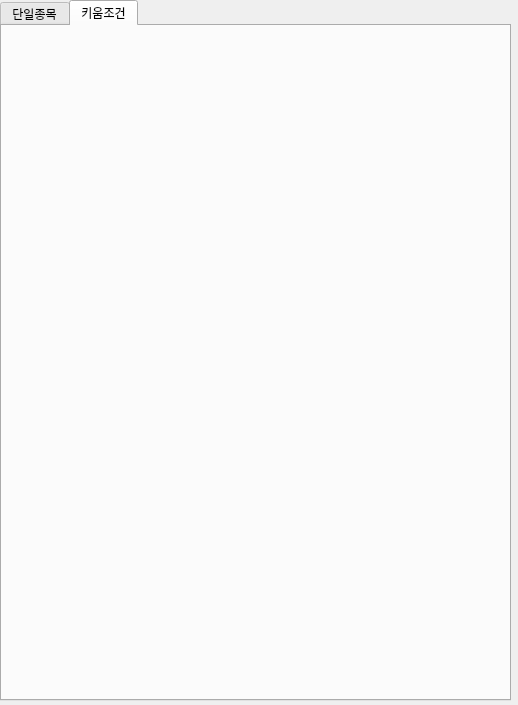
Qt form register_condition_dao.ui (songxuanqing/PAT) before a commit.
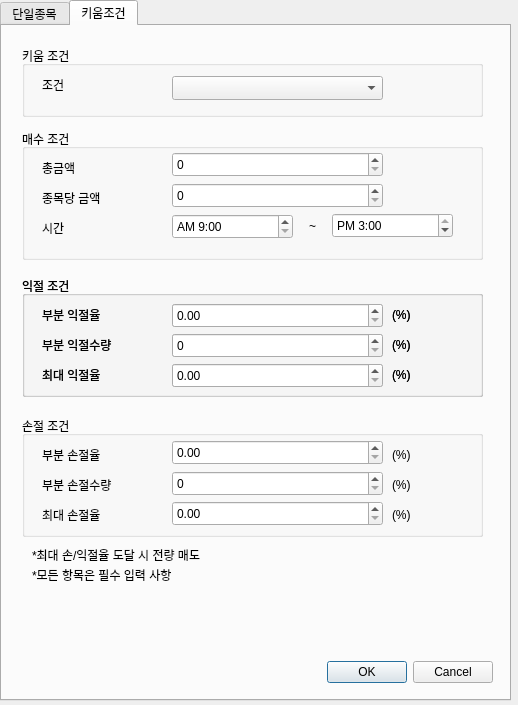
The same form after that commit. The open tabs and pages were chosen to show the change.

Commit message: update start Kiwoom open api installation

```diff
--- a/register_condition_dao.ui
+++ b/register_condition_dao.ui
@@ -566,6 +566,623 @@
     <attribute name="title">
      <string>키움조건</string>
     </attribute>
+    <widget class="QDialogButtonBox" name="bts_twoConditionKW">
+     <property name="geometry">
+      <rect>
+       <x>150</x>
+       <y>630</y>
+       <width>341</width>
+       <height>32</height>
+      </rect>
+     </property>
+     <property name="orientation">
+      <enum>Qt::Horizontal</enum>
+     </property>
+     <property name="standardButtons">
+      <set>QDialogButtonBox::Cancel|QDialogButtonBox::Ok</set>
+     </property>
+    </widget>
+    <widget class="QGroupBox" name="groupBox_5">
+     <property name="geometry">
+      <rect>
+       <x>20</x>
+       <y>20</y>
+       <width>461</width>
+       <height>71</height>
+      </rect>
+     </property>
+     <property name="title">
+      <string>키움 조건</string>
+     </property>
+     <widget class="QLabel" name="label_19">
+      <property name="geometry">
+       <rect>
+        <x>20</x>
+        <y>30</y>
+        <width>51</width>
+        <height>18</height>
+       </rect>
+      </property>
+      <property name="text">
+       <string>조건</string>
+      </property>
+     </widget>
+     <widget class="QComboBox" name="cb_conditionListKW">
+      <property name="geometry">
+       <rect>
+        <x>150</x>
+        <y>30</y>
+        <width>211</width>
+        <height>24</height>
+       </rect>
+      </property>
+     </widget>
+    </widget>
+    <widget class="QGroupBox" name="groupBox_6">
+     <property name="geometry">
+      <rect>
+       <x>20</x>
+       <y>103</y>
+       <width>461</width>
+       <height>131</height>
+      </rect>
+     </property>
+     <property name="title">
+      <string>매수 조건</string>
+     </property>
+     <widget class="QLabel" name="label_23">
+      <property name="geometry">
+       <rect>
+        <x>20</x>
+        <y>60</y>
+        <width>101</width>
+        <height>18</height>
+       </rect>
+      </property>
+      <property name="text">
+       <string>종목당 금액</string>
+      </property>
+     </widget>
+     <widget class="QLabel" name="label_24">
+      <property name="geometry">
+       <rect>
+        <x>20</x>
+        <y>30</y>
+        <width>77</width>
+        <height>18</height>
+       </rect>
+      </property>
+      <property name="text">
+       <string>총금액</string>
+      </property>
+     </widget>
+     <widget class="QLabel" name="label_25">
+      <property name="geometry">
+       <rect>
+        <x>20</x>
+        <y>90</y>
+        <width>77</width>
+        <height>18</height>
+       </rect>
+      </property>
+      <property name="text">
+       <string>시간</string>
+      </property>
+     </widget>
+     <widget class="QDateTimeEdit" name="et_buyStartTimeKW">
+      <property name="geometry">
+       <rect>
+        <x>150</x>
+        <y>85</y>
+        <width>121</width>
+        <height>25</height>
+       </rect>
+      </property>
+      <property name="date">
+       <date>
+        <year>1999</year>
+        <month>1</month>
+        <day>1</day>
+       </date>
+      </property>
+      <property name="time">
+       <time>
+        <hour>9</hour>
+        <minute>0</minute>
+        <second>0</second>
+       </time>
+      </property>
+      <property name="displayFormat">
+       <string>AP h:mm</string>
+      </property>
+     </widget>
+     <widget class="QDateTimeEdit" name="et_buyEndTimeKW">
+      <property name="geometry">
+       <rect>
+        <x>310</x>
+        <y>84</y>
+        <width>121</width>
+        <height>25</height>
+       </rect>
+      </property>
+      <property name="date">
+       <date>
+        <year>1999</year>
+        <month>1</month>
+        <day>1</day>
+       </date>
+      </property>
+      <property name="time">
+       <time>
+        <hour>15</hour>
+        <minute>0</minute>
+        <second>0</second>
+       </time>
+      </property>
+      <property name="minimumDateTime">
+       <datetime>
+        <hour>0</hour>
+        <minute>0</minute>
+        <second>0</second>
+        <year>1999</year>
+        <month>1</month>
+        <day>1</day>
+       </datetime>
+      </property>
+      <property name="displayFormat">
+       <string>AP h:mm</string>
+      </property>
+     </widget>
+     <widget class="QLabel" name="label_26">
+      <property name="geometry">
+       <rect>
+        <x>287</x>
+        <y>88</y>
+        <width>21</width>
+        <height>18</height>
+       </rect>
+      </property>
+      <property name="text">
+       <string>~</string>
+      </property>
+     </widget>
+     <widget class="QSpinBox" name="et_totalBuyAmountKW">
+      <property name="geometry">
+       <rect>
+        <x>150</x>
+        <y>23</y>
+        <width>211</width>
+        <height>25</height>
+       </rect>
+      </property>
+      <property name="maximum">
+       <number>1000000000</number>
+      </property>
+     </widget>
+     <widget class="QSpinBox" name="et_buyAmoutPerCodeKW">
+      <property name="geometry">
+       <rect>
+        <x>150</x>
+        <y>54</y>
+        <width>211</width>
+        <height>25</height>
+       </rect>
+      </property>
+      <property name="maximum">
+       <number>1000000000</number>
+      </property>
+      <property name="singleStep">
+       <number>1</number>
+      </property>
+     </widget>
+    </widget>
+    <widget class="QGroupBox" name="groupBox_7">
+     <property name="geometry">
+      <rect>
+       <x>20</x>
+       <y>250</y>
+       <width>461</width>
+       <height>121</height>
+      </rect>
+     </property>
+     <property name="title">
+      <string>익절 조건</string>
+     </property>
+     <widget class="QLabel" name="label_27">
+      <property name="geometry">
+       <rect>
+        <x>20</x>
+        <y>60</y>
+        <width>121</width>
+        <height>18</height>
+       </rect>
+      </property>
+      <property name="text">
+       <string>부분 익절수량</string>
+      </property>
+     </widget>
+     <widget class="QLabel" name="label_28">
+      <property name="geometry">
+       <rect>
+        <x>20</x>
+        <y>30</y>
+        <width>101</width>
+        <height>18</height>
+       </rect>
+      </property>
+      <property name="text">
+       <string>부분 익절율</string>
+      </property>
+     </widget>
+     <widget class="QLabel" name="label_29">
+      <property name="geometry">
+       <rect>
+        <x>20</x>
+        <y>90</y>
+        <width>101</width>
+        <height>18</height>
+       </rect>
+      </property>
+      <property name="text">
+       <string>최대 익절율</string>
+      </property>
+     </widget>
+     <widget class="QLabel" name="label_30">
+      <property name="geometry">
+       <rect>
+        <x>370</x>
+        <y>90</y>
+        <width>41</width>
+        <height>18</height>
+       </rect>
+      </property>
+      <property name="text">
+       <string>(%)</string>
+      </property>
+     </widget>
+     <widget class="QLabel" name="label_31">
+      <property name="geometry">
+       <rect>
+        <x>370</x>
+        <y>60</y>
+        <width>41</width>
+        <height>18</height>
+       </rect>
+      </property>
+      <property name="text">
+       <string>(%)</string>
+      </property>
+     </widget>
+     <widget class="QLabel" name="label_32">
+      <property name="geometry">
+       <rect>
+        <x>370</x>
+        <y>30</y>
+        <width>41</width>
+        <height>18</height>
+       </rect>
+      </property>
+      <property name="text">
+       <string>(%)</string>
+      </property>
+     </widget>
+     <widget class="QDoubleSpinBox" name="et_profitRateKW">
+      <property name="geometry">
+       <rect>
+        <x>150</x>
+        <y>27</y>
+        <width>211</width>
+        <height>25</height>
+       </rect>
+      </property>
+     </widget>
+     <widget class="QDoubleSpinBox" name="et_maxProfitRateKW">
+      <property name="geometry">
+       <rect>
+        <x>150</x>
+        <y>87</y>
+        <width>211</width>
+        <height>25</height>
+       </rect>
+      </property>
+     </widget>
+     <widget class="QSpinBox" name="et_profitRateVolumeKW">
+      <property name="geometry">
+       <rect>
+        <x>150</x>
+        <y>57</y>
+        <width>211</width>
+        <height>25</height>
+       </rect>
+      </property>
+      <property name="maximum">
+       <number>100</number>
+      </property>
+      <property name="singleStep">
+       <number>10</number>
+      </property>
+     </widget>
+     <widget class="QGroupBox" name="groupBox_9">
+      <property name="geometry">
+       <rect>
+        <x>0</x>
+        <y>0</y>
+        <width>461</width>
+        <height>121</height>
+       </rect>
+      </property>
+      <property name="title">
+       <string>익절 조건</string>
+      </property>
+      <widget class="QLabel" name="label_41">
+       <property name="geometry">
+        <rect>
+         <x>20</x>
+         <y>60</y>
+         <width>121</width>
+         <height>18</height>
+        </rect>
+       </property>
+       <property name="text">
+        <string>부분 익절수량</string>
+       </property>
+      </widget>
+      <widget class="QLabel" name="label_42">
+       <property name="geometry">
+        <rect>
+         <x>20</x>
+         <y>30</y>
+         <width>101</width>
+         <height>18</height>
+        </rect>
+       </property>
+       <property name="text">
+        <string>부분 익절율</string>
+       </property>
+      </widget>
+      <widget class="QLabel" name="label_43">
+       <property name="geometry">
+        <rect>
+         <x>20</x>
+         <y>90</y>
+         <width>101</width>
+         <height>18</height>
+        </rect>
+       </property>
+       <property name="text">
+        <string>최대 익절율</string>
+       </property>
+      </widget>
+      <widget class="QLabel" name="label_44">
+       <property name="geometry">
+        <rect>
+         <x>370</x>
+         <y>90</y>
+         <width>41</width>
+         <height>18</height>
+        </rect>
+       </property>
+       <property name="text">
+        <string>(%)</string>
+       </property>
+      </widget>
+      <widget class="QLabel" name="label_45">
+       <property name="geometry">
+        <rect>
+         <x>370</x>
+         <y>60</y>
+         <width>41</width>
+         <height>18</height>
+        </rect>
+       </property>
+       <property name="text">
+        <string>(%)</string>
+       </property>
+      </widget>
+      <widget class="QLabel" name="label_46">
+       <property name="geometry">
+        <rect>
+         <x>370</x>
+         <y>30</y>
+         <width>41</width>
+         <height>18</height>
+        </rect>
+       </property>
+       <property name="text">
+        <string>(%)</string>
+       </property>
+      </widget>
+      <widget class="QDoubleSpinBox" name="et_profitRateKW_2">
+       <property name="geometry">
+        <rect>
+         <x>150</x>
+         <y>27</y>
+         <width>211</width>
+         <height>25</height>
+        </rect>
+       </property>
+      </widget>
+      <widget class="QDoubleSpinBox" name="et_maxProfitRateKW_2">
+       <property name="geometry">
+        <rect>
+         <x>150</x>
+         <y>87</y>
+         <width>211</width>
+         <height>25</height>
+        </rect>
+       </property>
+      </widget>
+      <widget class="QSpinBox" name="et_profitRateVolumeKW_2">
+       <property name="geometry">
+        <rect>
+         <x>150</x>
+         <y>57</y>
+         <width>211</width>
+         <height>25</height>
+        </rect>
+       </property>
+       <property name="maximum">
+        <number>100</number>
+       </property>
+       <property name="singleStep">
+        <number>10</number>
+       </property>
+      </widget>
+     </widget>
+    </widget>
+    <widget class="QGroupBox" name="groupBox_8">
+     <property name="geometry">
+      <rect>
+       <x>20</x>
+       <y>390</y>
+       <width>461</width>
+       <height>121</height>
+      </rect>
+     </property>
+     <property name="title">
+      <string>손절 조건</string>
+     </property>
+     <widget class="QLabel" name="label_33">
+      <property name="geometry">
+       <rect>
+        <x>20</x>
+        <y>60</y>
+        <width>121</width>
+        <height>18</height>
+       </rect>
+      </property>
+      <property name="text">
+       <string>부분 손절수량</string>
+      </property>
+     </widget>
+     <widget class="QLabel" name="label_34">
+      <property name="geometry">
+       <rect>
+        <x>20</x>
+        <y>30</y>
+        <width>101</width>
+        <height>18</height>
+       </rect>
+      </property>
+      <property name="text">
+       <string>부분 손절율</string>
+      </property>
+     </widget>
+     <widget class="QLabel" name="label_35">
+      <property name="geometry">
+       <rect>
+        <x>20</x>
+        <y>90</y>
+        <width>101</width>
+        <height>18</height>
+       </rect>
+      </property>
+      <property name="text">
+       <string>최대 손절율</string>
+      </property>
+     </widget>
+     <widget class="QLabel" name="label_36">
+      <property name="geometry">
+       <rect>
+        <x>370</x>
+        <y>90</y>
+        <width>41</width>
+        <height>18</height>
+       </rect>
+      </property>
+      <property name="text">
+       <string>(%)</string>
+      </property>
+     </widget>
+     <widget class="QLabel" name="label_37">
+      <property name="geometry">
+       <rect>
+        <x>370</x>
+        <y>60</y>
+        <width>41</width>
+        <height>18</height>
+       </rect>
+      </property>
+      <property name="text">
+       <string>(%)</string>
+      </property>
+     </widget>
+     <widget class="QLabel" name="label_38">
+      <property name="geometry">
+       <rect>
+        <x>370</x>
+        <y>30</y>
+        <width>41</width>
+        <height>18</height>
+       </rect>
+      </property>
+      <property name="text">
+       <string>(%)</string>
+      </property>
+     </widget>
+     <widget class="QDoubleSpinBox" name="et_lossRateKW">
+      <property name="geometry">
+       <rect>
+        <x>150</x>
+        <y>24</y>
+        <width>211</width>
+        <height>25</height>
+       </rect>
+      </property>
+     </widget>
+     <widget class="QDoubleSpinBox" name="et_maxLossRateKW">
+      <property name="geometry">
+       <rect>
+        <x>150</x>
+        <y>85</y>
+        <width>211</width>
+        <height>25</height>
+       </rect>
+      </property>
+     </widget>
+     <widget class="QSpinBox" name="et_lossRateVolumeKW">
+      <property name="geometry">
+       <rect>
+        <x>150</x>
+        <y>55</y>
+        <width>211</width>
+        <height>25</height>
+       </rect>
+      </property>
+      <property name="maximum">
+       <number>100</number>
+      </property>
+      <property name="singleStep">
+       <number>10</number>
+      </property>
+     </widget>
+    </widget>
+    <widget class="QLabel" name="label_39">
+     <property name="geometry">
+      <rect>
+       <x>30</x>
+       <y>520</y>
+       <width>291</width>
+       <height>18</height>
+      </rect>
+     </property>
+     <property name="text">
+      <string>*최대 손/익절율 도달 시 전량 매도</string>
+     </property>
+    </widget>
+    <widget class="QLabel" name="label_40">
+     <property name="geometry">
+      <rect>
+       <x>30</x>
+       <y>540</y>
+       <width>441</width>
+       <height>18</height>
+      </rect>
+     </property>
+     <property name="text">
+      <string>*모든 항목은 필수 입력 사항</string>
+     </property>
+    </widget>
    </widget>
   </widget>
  </widget>
```
Left out of the diff: 2 changed lines with no effect on the pictures. The commit also changes 102 other files.
